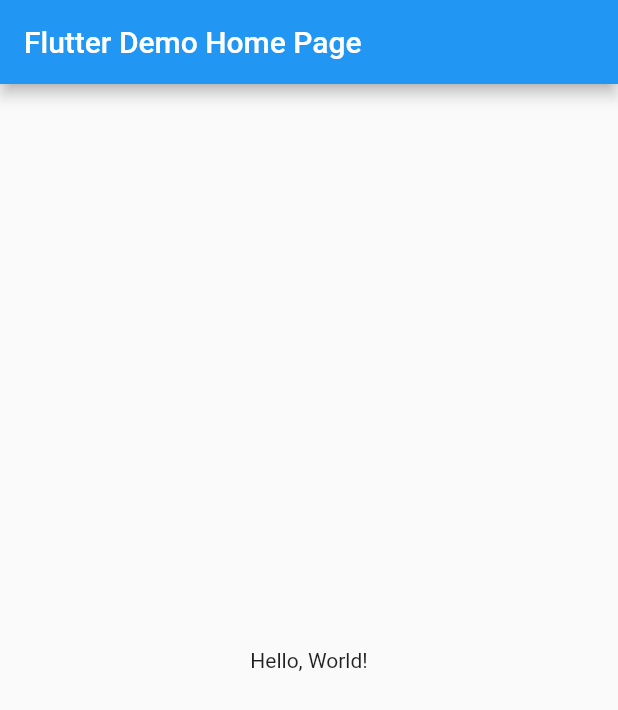
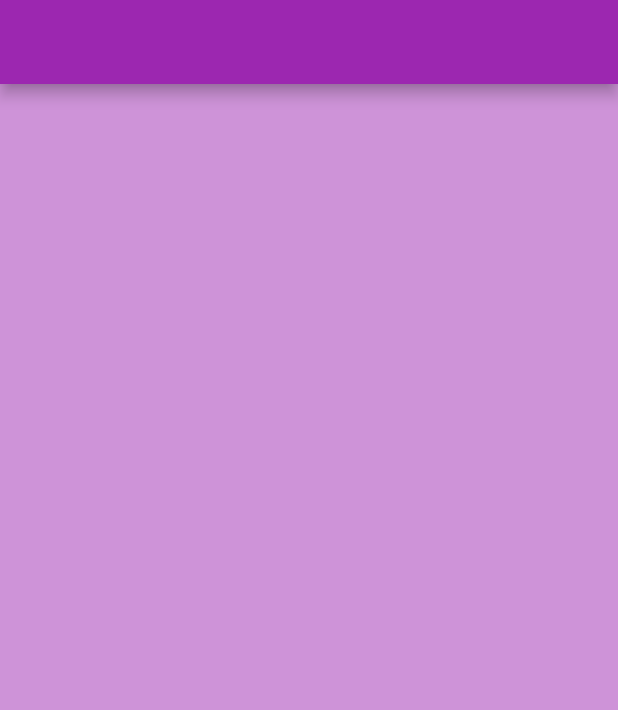
Before and after one commit to ameenakabir22/to_do_app, a Flutter app: the screen it shows after launch, on a phone screen of 412 x 824 dp. Shown: the top 710 px of the screen. Run offline on Flutter 3.47's test engine with Material 2 defaults, Android fonts, the phone set to English and light mode, and no system bars.

Commit message:
i'm creating an app bar

```diff
--- a/lib/main.dart
+++ b/lib/main.dart
@@ -1,41 +1,20 @@
 import 'package:flutter/material.dart';
+import 'package:helloworld/todo_folder/home_page.dart';
 
-void main() => runApp(MyApp());
+void main() {
+  runApp(const MyApp());
+}
 
 class MyApp extends StatelessWidget {
-  const MyApp({super.key});
-  // This widget is the root of your application.
+  const MyApp({Key? key}) : super(key: key);
+
   @override
   Widget build(BuildContext context) {
     return MaterialApp(
-      // Application name
-      title: 'Flutter Hello World',
-      // Application theme data, you can set the colors for the application as
-      // you want
+      debugShowCheckedModeBanner: false,
+      home: HomePage(),
       theme: ThemeData(
-        primarySwatch: Colors.blue,
-      ),
-      // A widget which will be started on application startup
-      home: MyHomePage(title: 'Flutter Demo Home Page'),
-    );
-  }
-}
-
-class MyHomePage extends StatelessWidget {
-  final String title;
-  const MyHomePage({super.key, required this.title});
-
-  @override
-  Widget build(BuildContext context) {
-    return Scaffold(
-      appBar: AppBar(
-        // The title text which will be shown on the action bar
-        title: Text(title),
-      ),
-      body: Center(
-        child: Text(
-          'Hello, World!',
-        ),
+        primarySwatch: Colors.purple,
       ),
     );
   }
--- /dev/null
+++ b/lib/todo_folder/home_page.dart
@@ -0,0 +1,13 @@
+import 'package:flutter/material.dart';
+
+class HomePage extends StatelessWidget {
+  const HomePage({Key? key}) : super(key: key);
+
+  @override
+  Widget build(BuildContext context) {
+    return Scaffold(
+      backgroundColor: Colors.purple[200],
+      appBar: AppBar(),
+    );
+  }
+}
```
